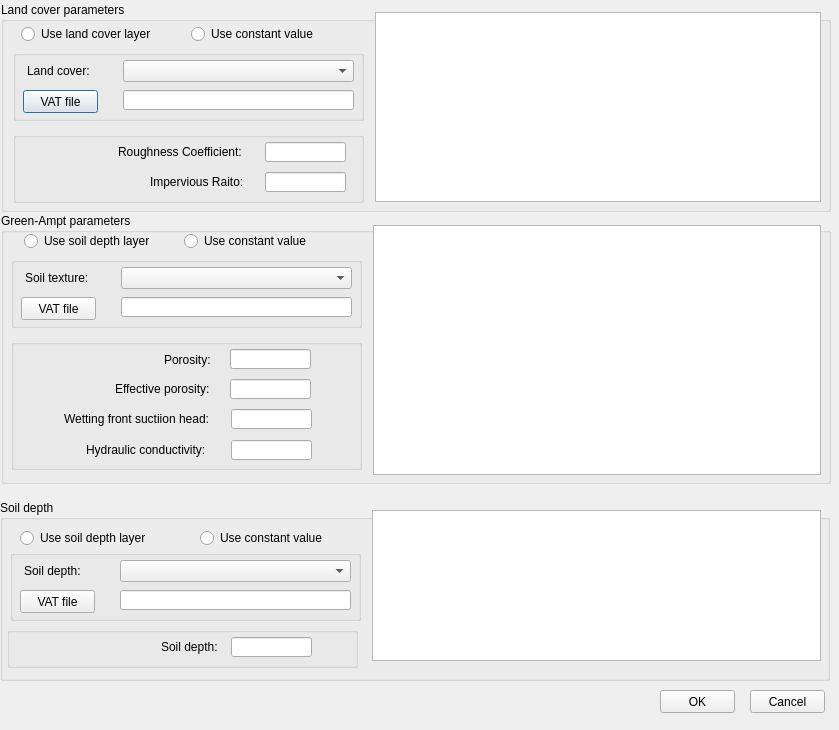
First picture: the form in SetLCST.ui, repository icetiger1974/QGIS-GRM, before the edit.
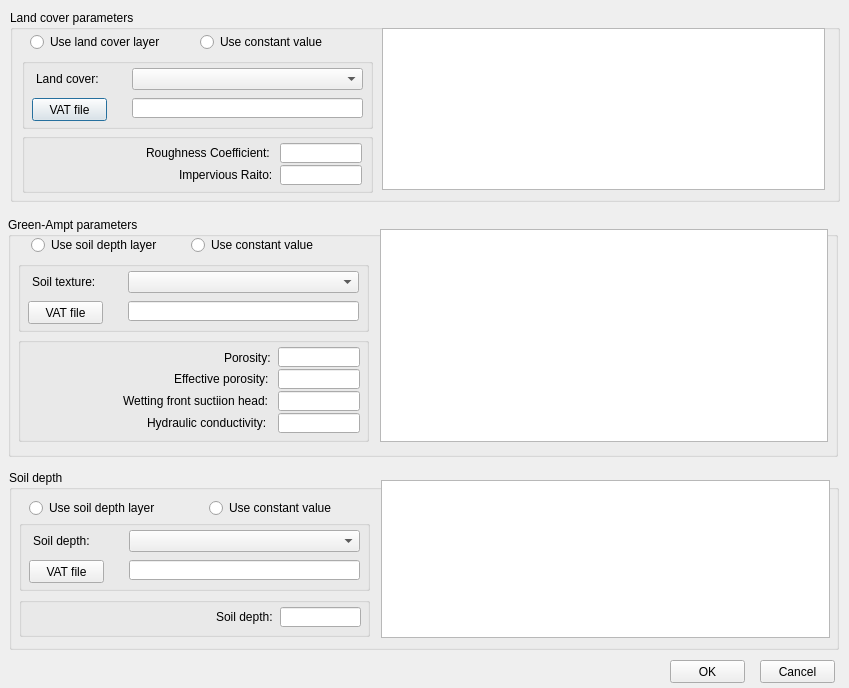
Second picture: the form after the edit.

Patch:
```diff
--- a/SetLCST.ui
+++ b/SetLCST.ui
@@ -6,8 +6,8 @@
    <rect>
     <x>0</x>
     <y>0</y>
-    <width>839</width>
-    <height>730</height>
+    <width>849</width>
+    <height>688</height>
    </rect>
   </property>
   <property name="windowTitle">
@@ -16,10 +16,10 @@
   <widget class="QGroupBox" name="groupBox">
    <property name="geometry">
     <rect>
-     <x>1</x>
-     <y>2</y>
+     <x>10</x>
+     <y>10</y>
      <width>830</width>
-     <height>210</height>
+     <height>192</height>
     </rect>
    </property>
    <property name="title">
@@ -111,17 +111,17 @@
     <property name="geometry">
      <rect>
       <x>12</x>
-      <y>130</y>
+      <y>123</y>
       <width>351</width>
-      <height>71</height>
+      <height>60</height>
      </rect>
     </property>
     <widget class="QLineEdit" name="txtCoefficient">
      <property name="geometry">
       <rect>
-       <x>252</x>
+       <x>258</x>
        <y>10</y>
-       <width>81</width>
+       <width>82</width>
        <height>20</height>
       </rect>
      </property>
@@ -129,9 +129,9 @@
     <widget class="QLineEdit" name="txtImpervious">
      <property name="geometry">
       <rect>
-       <x>252</x>
-       <y>40</y>
-       <width>81</width>
+       <x>258</x>
+       <y>32</y>
+       <width>82</width>
        <height>20</height>
       </rect>
      </property>
@@ -139,7 +139,7 @@
     <widget class="QLabel" name="label_2">
      <property name="geometry">
       <rect>
-       <x>105</x>
+       <x>124</x>
        <y>12</y>
        <width>141</width>
        <height>16</height>
@@ -152,8 +152,8 @@
     <widget class="QLabel" name="label_3">
      <property name="geometry">
       <rect>
-       <x>137</x>
-       <y>42</y>
+       <x>157</x>
+       <y>34</y>
        <width>111</width>
        <height>16</height>
       </rect>
@@ -166,10 +166,10 @@
    <widget class="QTableWidget" name="tlbLandCover">
     <property name="geometry">
      <rect>
-      <x>374</x>
-      <y>10</y>
-      <width>446</width>
-      <height>190</height>
+      <x>372</x>
+      <y>18</y>
+      <width>443</width>
+      <height>162</height>
      </rect>
     </property>
     <property name="editTriggers">
@@ -191,10 +191,10 @@
   <widget class="QGroupBox" name="groupBox_2">
    <property name="geometry">
     <rect>
-     <x>1</x>
-     <y>213</y>
+     <x>8</x>
+     <y>217</y>
      <width>830</width>
-     <height>271</height>
+     <height>240</height>
     </rect>
    </property>
    <property name="title">
@@ -204,17 +204,17 @@
     <property name="geometry">
      <rect>
       <x>10</x>
-      <y>126</y>
+      <y>120</y>
       <width>351</width>
-      <height>131</height>
+      <height>105</height>
      </rect>
     </property>
     <widget class="QLineEdit" name="txtPorosity">
      <property name="geometry">
       <rect>
-       <x>219</x>
+       <x>260</x>
        <y>10</y>
-       <width>81</width>
+       <width>82</width>
        <height>20</height>
       </rect>
      </property>
@@ -222,9 +222,9 @@
     <widget class="QLineEdit" name="txtEffective_porosity">
      <property name="geometry">
       <rect>
-       <x>219</x>
-       <y>40</y>
-       <width>81</width>
+       <x>260</x>
+       <y>32</y>
+       <width>82</width>
        <height>20</height>
       </rect>
      </property>
@@ -232,9 +232,9 @@
     <widget class="QLabel" name="label_5">
      <property name="geometry">
       <rect>
-       <x>153</x>
+       <x>206</x>
        <y>13</y>
-       <width>61</width>
+       <width>59</width>
        <height>16</height>
       </rect>
      </property>
@@ -245,9 +245,9 @@
     <widget class="QLabel" name="label_6">
      <property name="geometry">
       <rect>
-       <x>104</x>
-       <y>42</y>
-       <width>111</width>
+       <x>156</x>
+       <y>34</y>
+       <width>109</width>
        <height>16</height>
       </rect>
      </property>
@@ -258,9 +258,9 @@
     <widget class="QLineEdit" name="txtSuction_head">
      <property name="geometry">
       <rect>
-       <x>220</x>
-       <y>70</y>
-       <width>81</width>
+       <x>260</x>
+       <y>54</y>
+       <width>82</width>
        <height>20</height>
       </rect>
      </property>
@@ -268,9 +268,9 @@
     <widget class="QLabel" name="label_24">
      <property name="geometry">
       <rect>
-       <x>53</x>
-       <y>72</y>
-       <width>160</width>
+       <x>105</x>
+       <y>56</y>
+       <width>158</width>
        <height>16</height>
       </rect>
      </property>
@@ -281,9 +281,9 @@
     <widget class="QLineEdit" name="txtConductiovity">
      <property name="geometry">
       <rect>
-       <x>220</x>
-       <y>101</y>
-       <width>81</width>
+       <x>260</x>
+       <y>76</y>
+       <width>82</width>
        <height>20</height>
       </rect>
      </property>
@@ -291,9 +291,9 @@
     <widget class="QLabel" name="label_25">
      <property name="geometry">
       <rect>
-       <x>75</x>
-       <y>103</y>
-       <width>131</width>
+       <x>129</x>
+       <y>78</y>
+       <width>129</width>
        <height>16</height>
       </rect>
      </property>
@@ -390,7 +390,7 @@
       <x>372</x>
       <y>12</y>
       <width>448</width>
-      <height>250</height>
+      <height>213</height>
      </rect>
     </property>
     <property name="selectionBehavior">
@@ -409,10 +409,10 @@
   <widget class="QGroupBox" name="groupBox_3">
    <property name="geometry">
     <rect>
-     <x>0</x>
-     <y>500</y>
+     <x>9</x>
+     <y>470</y>
      <width>830</width>
-     <height>181</height>
+     <height>180</height>
     </rect>
    </property>
    <property name="title">
@@ -421,16 +421,16 @@
    <widget class="QGroupBox" name="groupBox_5">
     <property name="geometry">
      <rect>
-      <x>7</x>
+      <x>10</x>
       <y>127</y>
       <width>351</width>
-      <height>41</height>
+      <height>40</height>
      </rect>
     </property>
     <widget class="QLineEdit" name="txtSoil_depth">
      <property name="geometry">
       <rect>
-       <x>224</x>
+       <x>261</x>
        <y>10</y>
        <width>81</width>
        <height>20</height>
@@ -440,7 +440,7 @@
     <widget class="QLabel" name="label_21">
      <property name="geometry">
       <rect>
-       <x>154</x>
+       <x>197</x>
        <y>12</y>
        <width>61</width>
        <height>16</height>
@@ -513,7 +513,7 @@
       <x>372</x>
       <y>10</y>
       <width>449</width>
-      <height>151</height>
+      <height>158</height>
      </rect>
     </property>
     <property name="selectionBehavior">
@@ -558,8 +558,8 @@
   <widget class="QPushButton" name="btnOK">
    <property name="geometry">
     <rect>
-     <x>660</x>
-     <y>690</y>
+     <x>670</x>
+     <y>660</y>
      <width>75</width>
      <height>23</height>
     </rect>
@@ -571,8 +571,8 @@
   <widget class="QPushButton" name="btnCancel">
    <property name="geometry">
     <rect>
-     <x>750</x>
-     <y>690</y>
+     <x>760</x>
+     <y>660</y>
      <width>75</width>
      <height>23</height>
     </rect>
```
